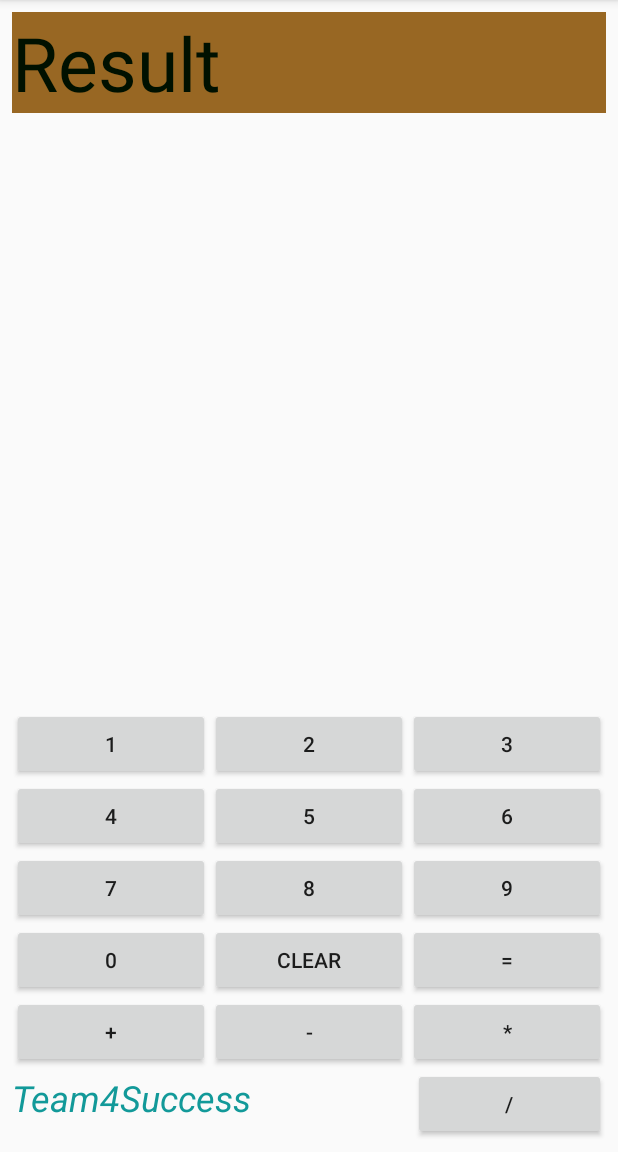
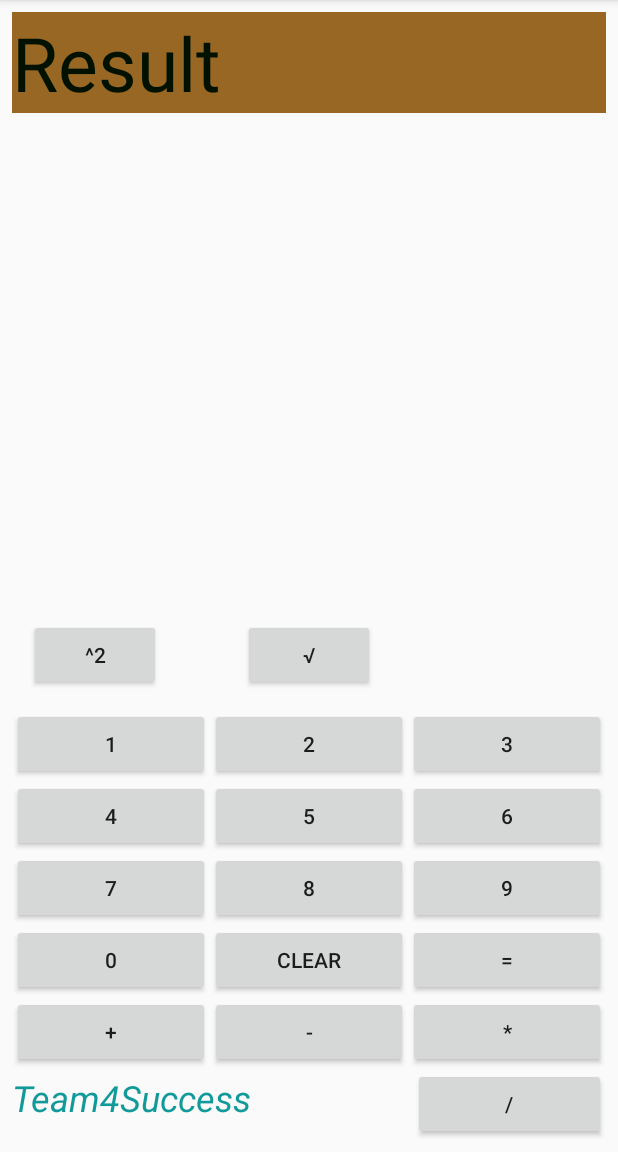
Before and after one commit to Team4SuccessTechnologyofSoftware/AndroidCalculatoR-1.2, an Android app: the screen it shows after launch (MainActivity), on a phone screen of 412 x 824 dp, the part 84-1236 px from its top. Run offline under Robolectric (Android 15) with nearby library versions, the phone set to English and light mode, and no system bars.

Commit message:
sqrt() and power()

```diff
--- a/app/src/main/java/com/example/freaksoul/androidcalculator/MainActivity.java
+++ b/app/src/main/java/com/example/freaksoul/androidcalculator/MainActivity.java
@@ -4,6 +4,7 @@ import android.os.Message;
 import android.os.Process;
 import android.support.v7.app.AppCompatActivity;
 import android.os.Bundle;
+import android.text.AndroidCharacter;
 import android.text.InputType;
 import android.util.Log;
 import android.widget.EditText;
@@ -18,6 +19,7 @@ import org.w3c.dom.Text;
 import static com.example.freaksoul.androidcalculator.R.id.buttonFive;
 import static com.example.freaksoul.androidcalculator.R.id.buttonOne;
 import static com.example.freaksoul.androidcalculator.R.id.textView1;
+
 import android.os.Handler;
 
 public class MainActivity extends AppCompatActivity {
@@ -25,6 +27,11 @@ public class MainActivity extends AppCompatActivity {
     TextView textView1;
     Button buttonOne, buttonTwo, buttonThree, buttonFour, buttonFive, buttonSix, buttonSeven, buttonEight, buttonNine, buttonZero;
     Button buttonMul, buttonSum, buttonDiff, buttonDiv, buttonResult, buttonClear;
+
+
+    Button powerButton = null, rizaButton = null;
+
+
     String buttonValue = "";
     Double Answer;
     Double val1 = 0.0;
@@ -33,11 +40,11 @@ public class MainActivity extends AppCompatActivity {
     boolean solved = false;
     boolean solvedWithouEqu = false;
 
-    Handler handler= new Handler(){
+    Handler handler = new Handler() {
         @Override
         public void handleMessage(Message msg) {
-            Bundle b= msg.getData();
-            String key= b.getString("My Key");
+            Bundle b = msg.getData();
+            String key = b.getString("My Key");
             textView1.setText(key);
         }
     };
@@ -63,118 +70,122 @@ public class MainActivity extends AppCompatActivity {
         buttonDiv = (Button) findViewById(R.id.buttonDiv);
         buttonResult = (Button) findViewById(R.id.buttonResult);
         buttonClear = (Button) findViewById(R.id.buttonClear);
+        //Created by miltos kousoudis
+        powerButton = (Button) findViewById(R.id.power);
+        rizaButton = (Button) findViewById(R.id.riza);
 
-        buttonZero.setOnClickListener(new View.OnClickListener() {
+
+        powerButton.setOnClickListener(new OnClickListener() {
+            @Override
+            public void onClick(View view) {
+                val1 = Double.parseDouble(textView1.getText().toString());
+                val1 = val1 * val1;
+                textView1.setText(val1.toString());
+                Sign = "power";
+            }
+
+        });
+
+        rizaButton.setOnClickListener(new OnClickListener() {
+            @Override
+            public void onClick(View view) {
+                val1 = Double.parseDouble(textView1.getText().toString());
+                val1 = Math.sqrt(val1);
+                textView1.setText(val1.toString());
+                Sign = "riza";
+            }
+
+        });
+        //public int exponential(int base);//{
+
+
+        buttonZero.setOnClickListener(new OnClickListener() {
             @Override
             public void onClick(View v) {
                 final Runnable runnable = new Runnable() {
                     @Override
                     public void run() {
-                        android.os.Process.setThreadPriority(android.os.Process.THREAD_PRIORITY_BACKGROUND);
+                        Process.setThreadPriority(Process.THREAD_PRIORITY_BACKGROUND);
                         if (solved == true || solvedWithouEqu == true) {
                             textView1.setText("");
                             solved = false;
                             solvedWithouEqu = false;
                         }
-                        Message msg= handler.obtainMessage();
-                        Bundle b= new Bundle();
-                        b.putString("My Key",textView1.getText().toString()+buttonZero.getText().toString());
+                        Message msg = handler.obtainMessage();
+                        Bundle b = new Bundle();
+                        b.putString("My Key", textView1.getText().toString() + buttonZero.getText().toString());
                         msg.setData(b);
                         handler.sendMessage(msg);
                     }
 
                 };
-                Thread thread= new Thread(runnable);
+                Thread thread = new Thread(runnable);
                 thread.start();
             }
         });
 
-        buttonOne.setOnClickListener(new View.OnClickListener() {
+        buttonOne.setOnClickListener(new OnClickListener() {
             @Override
             public void onClick(View v) {
                 final Runnable runnable = new Runnable() {
                     @Override
                     public void run() {
-android.os.Process.setThreadPriority(Process.THREAD_PRIORITY_BACKGROUND);
+                        Process.setThreadPriority(Process.THREAD_PRIORITY_BACKGROUND);
                         if (solved == true || solvedWithouEqu == true) {
                             textView1.setText("");
                             solved = false;
                             solvedWithouEqu = false;
                         }
-                        Message msg= new Message();
-                        Bundle b= new Bundle();
-                        b.putString("My Key",textView1.getText().toString()+buttonOne.getText().toString());
+                        Message msg = new Message();
+                        Bundle b = new Bundle();
+                        b.putString("My Key", textView1.getText().toString() + buttonOne.getText().toString());
                         msg.setData(b);
                         handler.sendMessage(msg);
                     }
                 };
 
-                Thread thread= new Thread(runnable);
+                Thread thread = new Thread(runnable);
                 thread.start();
             }
         });
-        buttonTwo.setOnClickListener(new View.OnClickListener() {
+        buttonTwo.setOnClickListener(new OnClickListener() {
             @Override
             public void onClick(View v) {
-                Runnable runnable= new Runnable() {
+                Runnable runnable = new Runnable() {
                     @Override
                     public void run() {
-                        android.os.Process.setThreadPriority(Process.THREAD_PRIORITY_BACKGROUND);
+                        Process.setThreadPriority(Process.THREAD_PRIORITY_BACKGROUND);
                         if (solved == true || solvedWithouEqu == true) {
                             textView1.setText("");
                             solved = false;
                             solvedWithouEqu = false;
                         }
-                        Message msg= new Message();
-                        Bundle b= new Bundle();
-                        b.putString("My Key",textView1.getText().toString()+buttonTwo.getText().toString());
+                        Message msg = new Message();
+                        Bundle b = new Bundle();
+                        b.putString("My Key", textView1.getText().toString() + buttonTwo.getText().toString());
                         msg.setData(b);
                         handler.sendMessage(msg);
                     }
                 };
-               Thread thread= new Thread(runnable);
+                Thread thread = new Thread(runnable);
                 thread.start();
             }
         });
-        buttonThree.setOnClickListener(new View.OnClickListener() {
+        buttonThree.setOnClickListener(new OnClickListener() {
             @Override
             public void onClick(View v) {
                 Runnable runnable = new Runnable() {
                     @Override
                     public void run() {
-                        android.os.Process.setThreadPriority(Process.THREAD_PRIORITY_BACKGROUND);
+                        Process.setThreadPriority(Process.THREAD_PRIORITY_BACKGROUND);
                         if (solved == true || solvedWithouEqu == true) {
                             textView1.setText("");
                             solved = false;
                             solvedWithouEqu = false;
                         }
-                       Message msg= new Message();
-                        Bundle b= new Bundle();
-                        b.putString("My Key",textView1.getText().toString()+ buttonThree.getText().toString());
-                        msg.setData(b);
-                        handler.sendMessage(msg);
-                    }
-                };
-                Thread thread= new Thread(runnable);
-                thread.start();
-
-            }
-        });
-        buttonFour.setOnClickListener(new View.OnClickListener() {
-            @Override
-            public void onClick(View v) {
-                Runnable runnable= new Runnable() {
-                    @Override
-                    public void run() {
-                        android.os.Process.setThreadPriority(Process.THREAD_PRIORITY_BACKGROUND);
-                        if (solved == true || solvedWithouEqu == true) {
-                            textView1.setText("");
-                            solved = false;
-                            solvedWithouEqu = false;
-                        }
-                       Message msg=new Message();
-                        Bundle b= new Bundle();
-                        b.putString("My Key",textView1.getText().toString()+buttonFour.getText().toString());
+                        Message msg = new Message();
+                        Bundle b = new Bundle();
+                        b.putString("My Key", textView1.getText().toString() + buttonThree.getText().toString());
                         msg.setData(b);
                         handler.sendMessage(msg);
                     }
@@ -184,123 +195,148 @@ android.os.Process.setThreadPriority(Process.THREAD_PRIORITY_BACKGROUND);
 
             }
         });
-        buttonFive.setOnClickListener(new View.OnClickListener() {
+        buttonFour.setOnClickListener(new OnClickListener() {
             @Override
             public void onClick(View v) {
-                Runnable runnable= new Runnable() {
+                Runnable runnable = new Runnable() {
                     @Override
                     public void run() {
-                        android.os.Process.setThreadPriority(Process.THREAD_PRIORITY_BACKGROUND);
+                        Process.setThreadPriority(Process.THREAD_PRIORITY_BACKGROUND);
                         if (solved == true || solvedWithouEqu == true) {
                             textView1.setText("");
                             solved = false;
                             solvedWithouEqu = false;
                         }
-                        Message msg= new Message();
-                        Bundle b= new Bundle();
-                        b.putString("My Key",textView1.getText().toString()+buttonFive.getText().toString());
+                        Message msg = new Message();
+                        Bundle b = new Bundle();
+                        b.putString("My Key", textView1.getText().toString() + buttonFour.getText().toString());
                         msg.setData(b);
                         handler.sendMessage(msg);
                     }
                 };
-                Thread thread= new Thread(runnable);
+                Thread thread = new Thread(runnable);
                 thread.start();
+
             }
         });
-        buttonSix.setOnClickListener(new View.OnClickListener() {
+        buttonFive.setOnClickListener(new OnClickListener() {
             @Override
             public void onClick(View v) {
-                Runnable runnable= new Runnable() {
+                Runnable runnable = new Runnable() {
                     @Override
                     public void run() {
-                        android.os.Process.setThreadPriority(Process.THREAD_PRIORITY_BACKGROUND);
+                        Process.setThreadPriority(Process.THREAD_PRIORITY_BACKGROUND);
                         if (solved == true || solvedWithouEqu == true) {
                             textView1.setText("");
                             solved = false;
                             solvedWithouEqu = false;
                         }
-                        Message msg= new Message();
-                        Bundle b= new Bundle();
-                        b.putString("My Key",textView1.getText().toString()+ buttonSix.getText().toString());
+                        Message msg = new Message();
+                        Bundle b = new Bundle();
+                        b.putString("My Key", textView1.getText().toString() + buttonFive.getText().toString());
                         msg.setData(b);
                         handler.sendMessage(msg);
                     }
                 };
-              Thread thred= new Thread(runnable);
-                thred.start();;
+                Thread thread = new Thread(runnable);
+                thread.start();
             }
         });
-        buttonSeven.setOnClickListener(new View.OnClickListener() {
+        buttonSix.setOnClickListener(new OnClickListener() {
             @Override
             public void onClick(View v) {
-                Runnable runnable= new Runnable() {
+                Runnable runnable = new Runnable() {
                     @Override
                     public void run() {
-                        android.os.Process.setThreadPriority(Process.THREAD_PRIORITY_BACKGROUND);
+                        Process.setThreadPriority(Process.THREAD_PRIORITY_BACKGROUND);
                         if (solved == true || solvedWithouEqu == true) {
                             textView1.setText("");
                             solved = false;
                             solvedWithouEqu = false;
                         }
-                        Message msg= new Message();
-                        Bundle b= new Bundle();
-                        b.putString("My Key",textView1.getText().toString()+buttonSeven.getText().toString());
+                        Message msg = new Message();
+                        Bundle b = new Bundle();
+                        b.putString("My Key", textView1.getText().toString() + buttonSix.getText().toString());
                         msg.setData(b);
                         handler.sendMessage(msg);
                     }
                 };
-                Thread thread= new Thread(runnable);
-                thread.start();
-
+                Thread thred = new Thread(runnable);
+                thred.start();
+                ;
             }
         });
-        buttonEight.setOnClickListener(new View.OnClickListener() {
+        buttonSeven.setOnClickListener(new OnClickListener() {
             @Override
             public void onClick(View v) {
-                Runnable runnable= new Runnable() {
+                Runnable runnable = new Runnable() {
                     @Override
                     public void run() {
-                        android.os.Process.setThreadPriority(Process.THREAD_PRIORITY_BACKGROUND);
+                        Process.setThreadPriority(Process.THREAD_PRIORITY_BACKGROUND);
                         if (solved == true || solvedWithouEqu == true) {
                             textView1.setText("");
                             solved = false;
                             solvedWithouEqu = false;
                         }
-                        Message msg= new Message();
-                        Bundle b= new Bundle();
-                        b.putString("My Key",textView1.getText().toString()+buttonEight.getText().toString());
+                        Message msg = new Message();
+                        Bundle b = new Bundle();
+                        b.putString("My Key", textView1.getText().toString() + buttonSeven.getText().toString());
                         msg.setData(b);
                         handler.sendMessage(msg);
                     }
                 };
-               Thread thread= new Thread(runnable);
+                Thread thread = new Thread(runnable);
                 thread.start();
+
             }
         });
-        buttonNine.setOnClickListener(new View.OnClickListener() {
+        buttonEight.setOnClickListener(new OnClickListener() {
             @Override
             public void onClick(View v) {
                 Runnable runnable = new Runnable() {
                     @Override
                     public void run() {
-                        android.os.Process.setThreadPriority(Process.THREAD_PRIORITY_BACKGROUND);
+                        Process.setThreadPriority(Process.THREAD_PRIORITY_BACKGROUND);
                         if (solved == true || solvedWithouEqu == true) {
                             textView1.setText("");
                             solved = false;
                             solvedWithouEqu = false;
                         }
-                        Message msg= new Message();
-                        Bundle b= new Bundle();
-                        b.putString("My Key",textView1.getText().toString()+buttonNine.getText().toString());
+                        Message msg = new Message();
+                        Bundle b = new Bundle();
+                        b.putString("My Key", textView1.getText().toString() + buttonEight.getText().toString());
                         msg.setData(b);
                         handler.sendMessage(msg);
                     }
                 };
-               Thread thread= new Thread(runnable);
+                Thread thread = new Thread(runnable);
                 thread.start();
             }
         });
-        buttonSum.setOnClickListener(new View.OnClickListener() {
+        buttonNine.setOnClickListener(new OnClickListener() {
+            @Override
+            public void onClick(View v) {
+                Runnable runnable = new Runnable() {
+                    @Override
+                    public void run() {
+                        Process.setThreadPriority(Process.THREAD_PRIORITY_BACKGROUND);
+                        if (solved == true || solvedWithouEqu == true) {
+                            textView1.setText("");
+                            solved = false;
+                            solvedWithouEqu = false;
+                        }
+                        Message msg = new Message();
+                        Bundle b = new Bundle();
+                        b.putString("My Key", textView1.getText().toString() + buttonNine.getText().toString());
+                        msg.setData(b);
+                        handler.sendMessage(msg);
+                    }
+                };
+                Thread thread = new Thread(runnable);
+                thread.start();
+            }
+        });
+        buttonSum.setOnClickListener(new OnClickListener() {
             @Override
             public void onClick(View v) {
                 try {
@@ -322,7 +358,7 @@ android.os.Process.setThreadPriority(Process.THREAD_PRIORITY_BACKGROUND);
                 }
             }
         });
-        buttonDiff.setOnClickListener(new View.OnClickListener() {
+        buttonDiff.setOnClickListener(new OnClickListener() {
             @Override
             public void onClick(View v) {
                 try {
@@ -345,7 +381,7 @@ android.os.Process.setThreadPriority(Process.THREAD_PRIORITY_BACKGROUND);
 
             }
         });
-        buttonClear.setOnClickListener(new View.OnClickListener() {
+        buttonClear.setOnClickListener(new OnClickListener() {
             @Override
             public void onClick(View v) {
                 textView1.setText("");
@@ -353,7 +389,7 @@ android.os.Process.setThreadPriority(Process.THREAD_PRIORITY_BACKGROUND);
                 val1 = 0.0;
             }
         });
-        buttonMul.setOnClickListener(new View.OnClickListener() {
+        buttonMul.setOnClickListener(new OnClickListener() {
             @Override
             public void onClick(View v) {
                 try {
@@ -376,7 +412,7 @@ android.os.Process.setThreadPriority(Process.THREAD_PRIORITY_BACKGROUND);
 
             }
         });
-        buttonDiv.setOnClickListener(new View.OnClickListener() {
+        buttonDiv.setOnClickListener(new OnClickListener() {
             @Override
             public void onClick(View v) {
                 try {
@@ -399,7 +435,7 @@ android.os.Process.setThreadPriority(Process.THREAD_PRIORITY_BACKGROUND);
 
             }
         });
-        buttonResult.setOnClickListener(new View.OnClickListener() {
+        buttonResult.setOnClickListener(new OnClickListener() {
             @Override
             public void onClick(View v) {
                 try {
@@ -417,6 +453,8 @@ android.os.Process.setThreadPriority(Process.THREAD_PRIORITY_BACKGROUND);
                         case "/":
                             Answer = val1 / val2;
                             break;
+
+
                         default:
                     }
                     textView1.setText(String.format(Answer.toString()));
--- a/app/src/main/res/layout/activity_main.xml
+++ b/app/src/main/res/layout/activity_main.xml
@@ -23,7 +23,9 @@
         tools:layout_constraintBottom_creator="1"
         tools:layout_constraintLeft_creator="1"
         tools:layout_constraintRight_creator="1"
-        tools:layout_constraintTop_creator="1">
+        tools:layout_constraintTop_creator="1"
+        app:layout_constraintHorizontal_bias="0.0"
+        app:layout_constraintVertical_bias="0.0">
 
         <TextView
             android:id="@+id/textView1"
@@ -211,6 +213,27 @@
                 android:text="/" />
         </LinearLayout>
 
+
+        <Button
+            android:id="@+id/power"
+            android:layout_width="wrap_content"
+            android:layout_height="wrap_content"
+            android:layout_above="@+id/linearLayout"
+            android:layout_alignParentStart="true"
+            android:layout_marginBottom="11dp"
+            android:layout_marginStart="11dp"
+            android:text="^2" />
+
+        <Button
+            android:id="@+id/riza"
+            android:layout_width="wrap_content"
+            android:layout_height="wrap_content"
+            android:text="√"
+            android:layout_alignBaseline="@+id/power"
+            android:layout_alignBottom="@+id/power"
+            android:layout_centerHorizontal="true" />
+
+
     </RelativeLayout>
 
 </android.support.constraint.ConstraintLayout>
```
